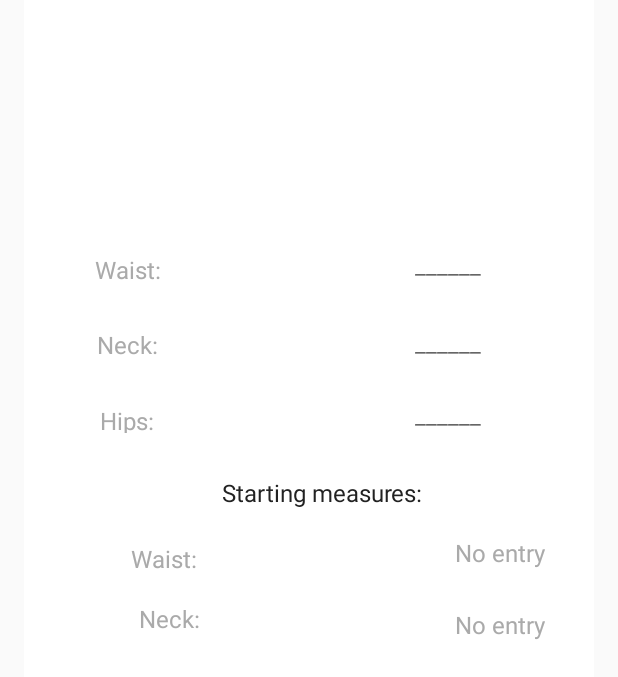
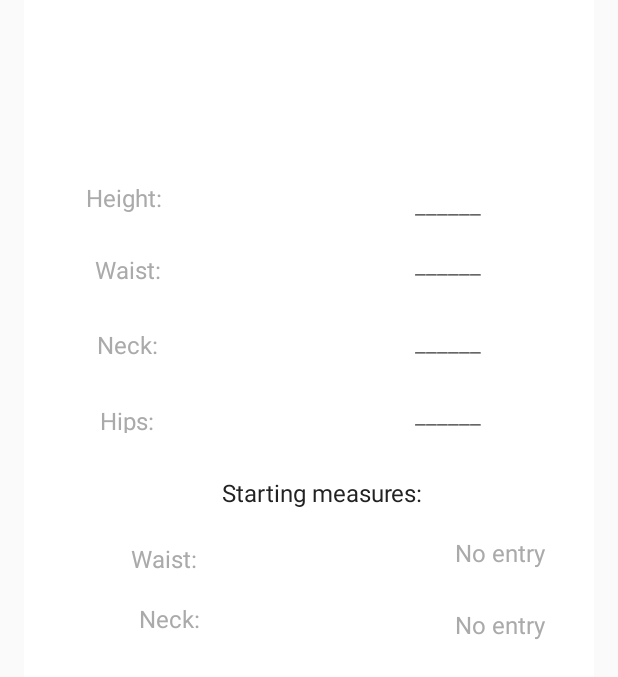
Before and after one commit to AIR-FOI-HR/AIR1918, an Android app: the MainActivity screen opened directly, with no data from a screen before it, after a tap on "ADD NEW MEASUREMENTS", on a phone screen of 412 x 824 dp, the part 84-761 px from its top. Run offline under Robolectric (Android 15) with nearby library versions, the phone set to English and light mode, and no system bars; our stand-ins replace ButterKnife; libraries missing offline, so code that uses them is left out: com.github.mikephil.charting, de.codecrafters.tableview; 1 statement that could not run was skipped.

Commit message:
Pocisti kod

```diff
--- a/2Fit4U/app/src/main/java/hr/foi/a2fit4u/MainActivity.java
+++ b/2Fit4U/app/src/main/java/hr/foi/a2fit4u/MainActivity.java
@@ -106,70 +106,15 @@ public class MainActivity extends AppCompatActivity implements NavigationView.On
     {
         DataPresenterManager dataPresenterManager = DataPresenterManager.getInstance();
         dataPresenterManager.setDrawerDependencies(this, navigationView, drawerLayout, R.id.dynamic_group);
-        dataPresenterManager.startMainModule();
+
     }
 
-    // mozda nepotrebno, za settingse
-    /*@Override
-    public boolean onCreateOptionsMenu(Menu menu) {
-        MenuInflater inflater = getMenuInflater();
-        inflater.inflate(R.menu.main_menu, menu);
-        return super.onCreateOptionsMenu(menu);
-    }
 
-     @Override
-    public boolean onOptionsItemSelected(@NonNull MenuItem item) {
-        switch (item.getItemId())
-        {
-            case R.id.preferences:
-                Intent intent = new Intent(
-                                this,
-                                SettingsActivity.class);
-                this.startActivity(intent);
-                break;
-        }
-        return super.onOptionsItemSelected(item);
-    }
-
-    @Override
-    public void onSharedPreferenceChanged(SharedPreferences sharedPreferences, String key) {
-        switch (key) {
-            case "language":
-                util.setLanguage(this);
-                this.recreate();
-                break;
-        }
-    }
-
-    */
 
     @Override
     public boolean onNavigationItemSelected(@NonNull MenuItem menuItem) {
 
-        //staro
-        /*
-        drawerLayout.closeDrawer(GravityCompat.START);
-        if(menuItem.getItemId() == R.id.home)
-        {
-            /*fragmentManager = getSupportFragmentManager();
-            fragmentTransaction = fragmentManager.beginTransaction();
-            fragmentTransaction.replace(R.id.container_fragment, new MainFragment());
 
-            fragmentTransaction.commit(); /
-
-            Intent intent = new Intent(this,TableActivity.class);
-            startActivity(intent);
-        }
-        if(menuItem.getItemId() == R.id.settings)
-        {
-            /*fragmentManager = getSupportFragmentManager();
-            fragmentTransaction = fragmentManager.beginTransaction();
-            fragmentTransaction.replace(R.id.container_fragment, new FragmentSecond());
-
-            fragmentTransaction.commit(); /
-            Intent intent = new Intent(this,GraphActivity.class);
-            startActivity(intent);
-        }*/
 
 
         //novo
@@ -223,17 +168,6 @@ public class MainActivity extends AppCompatActivity implements NavigationView.On
         return true;
     }
 
-    /*@Override
-    public void onButtonSelected() {
-        /*fragmentManager = getSupportFragmentManager();
-        fragmentTransaction = fragmentManager.beginTransaction();
-        fragmentTransaction.replace(R.id.container_fragment, new FragmentSecond());
-
-        fragmentTransaction.commit(); /
-
-        Intent intent = new Intent(this,NFCActivity.class);
-        startActivity(intent);
-    }*/
 
     @Override
     public void onBackPressed() {
--- a/2Fit4U/app/src/main/java/hr/foi/a2fit4u/managers/DataPresenterManager.java
+++ b/2Fit4U/app/src/main/java/hr/foi/a2fit4u/managers/DataPresenterManager.java
@@ -69,13 +69,6 @@ public class DataPresenterManager {
                 .setCheckable(true);
     }
 
-    public void startMainModule()
-    {
-        //DataPresenter mainModule = modules != null ? modules.get(0) : null;
-        //if (mainModule != null)
-        //   startModule(mainModule);
-    }
-
     private void startModule(DataPresenter module)
     {
         FragmentManager fragmentManager = activity.getSupportFragmentManager();
--- a/2Fit4U/app/src/main/java/hr/foi/a2fit4u/measurements/MeasurementsFragment.java
+++ b/2Fit4U/app/src/main/java/hr/foi/a2fit4u/measurements/MeasurementsFragment.java
@@ -36,6 +36,7 @@ public class MeasurementsFragment extends Fragment {
     private EditText inputHip;
     private EditText inputNeck;
     private EditText inputWaist;
+    private EditText inputHeight;
 
     private TextView textViewStartingNeck;
     private TextView textViewStartingWaist;
@@ -51,6 +52,7 @@ public class MeasurementsFragment extends Fragment {
         inputNeck = view.findViewById(R.id.measurements_current_neck);
         inputHip = view.findViewById(R.id.measurements_current_hip);
         inputWaist = view.findViewById(R.id.measurements_current_waist);
+        inputHeight = view.findViewById(R.id.measurements_current_height);
 
         textViewStartingHip = view.findViewById(R.id.measurements_starting_hip);
         textViewStartingNeck = view.findViewById(R.id.measurements_starting_neck);
@@ -115,9 +117,16 @@ public class MeasurementsFragment extends Fragment {
             addNewEntry(waistEntryValue, Constants.DATA_TYPE_WAIST);
         }
 
+        if(!inputHeight.getText().toString().isEmpty())
+        {
+            float heightEntryValue = Float.parseFloat(inputHeight.getText().toString());
+            addNewEntry(heightEntryValue, Constants.DATA_TYPE_HEIGHT);
+        }
+
         inputHip.getText().clear();
         inputWaist.getText().clear();
         inputNeck.getText().clear();
+        inputHeight.getText().clear();
 
         Toast.makeText(v.getContext(),R.string.measurements_toast_entry,Toast.LENGTH_SHORT);
     }
--- a/2Fit4U/app/src/main/res/layout/drawer_header.xml
+++ b/2Fit4U/app/src/main/res/layout/drawer_header.xml
@@ -6,14 +6,13 @@
     android:layout_height="150dp"
     android:orientation="vertical">
 
-    <TextView
-        android:id="@+id/textView"
-        android:layout_width="wrap_content"
-        android:layout_height="wrap_content"
-        android:layout_marginTop="68dp"
-        android:text="Drawer Header"
+
+    <ImageView
+        android:id="@+id/imageView3"
+        android:layout_width="398dp"
+        android:layout_height="211dp"
         app:layout_constraintEnd_toEndOf="parent"
-        app:layout_constraintHorizontal_bias="0.498"
         app:layout_constraintStart_toStartOf="parent"
-        app:layout_constraintTop_toTopOf="parent" />
+        app:layout_constraintTop_toTopOf="parent"
+        app:srcCompat="@drawable/img" />
 </androidx.constraintlayout.widget.ConstraintLayout>
--- a/2Fit4U/app/src/main/res/layout/fragment_measurements.xml
+++ b/2Fit4U/app/src/main/res/layout/fragment_measurements.xml
@@ -25,7 +25,7 @@
         android:layout_width="180dp"
         android:layout_height="40dp"
         android:layout_marginStart="192dp"
-        android:layout_marginTop="96dp"
+        android:layout_marginTop="44dp"
         android:layout_marginEnd="200dp"
         android:background="#2b73e1"
         android:gravity="center"
@@ -34,7 +34,7 @@
         android:textColor="#fff"
         android:textSize="16dp"
         app:layout_constraintEnd_toEndOf="parent"
-        app:layout_constraintHorizontal_bias="0.552"
+        app:layout_constraintHorizontal_bias="0.546"
         app:layout_constraintStart_toStartOf="parent"
         app:layout_constraintTop_toTopOf="parent" />
 
@@ -82,6 +82,22 @@
         android:textSize="16dp"
         app:layout_constraintEnd_toEndOf="parent"
         app:layout_constraintHorizontal_bias="0.007"
+        app:layout_constraintStart_toStartOf="parent"
+        app:layout_constraintTop_toTopOf="parent" />
+
+    <TextView
+        android:id="@+id/waist2"
+        android:layout_width="133dp"
+        android:layout_height="47dp"
+        android:layout_marginTop="108dp"
+        android:background="#fff"
+        android:gravity="center"
+        android:padding="9dp"
+        android:text="Height:"
+        android:textColor="#aaa"
+        android:textSize="16dp"
+        app:layout_constraintEnd_toEndOf="parent"
+        app:layout_constraintHorizontal_bias="0.0"
         app:layout_constraintStart_toStartOf="parent"
         app:layout_constraintTop_toTopOf="parent" />
 
@@ -223,6 +239,25 @@
         app:layout_constraintStart_toStartOf="parent"
         app:layout_constraintTop_toTopOf="parent" />
 
+    <EditText
+        android:id="@+id/measurements_current_height"
+        android:layout_width="wrap_content"
+        android:layout_height="wrap_content"
+        android:layout_marginTop="116dp"
+        android:background="#fff"
+        android:gravity="center"
+        android:hint="______"
+        android:imeOptions="actionNext"
+        android:inputType="numberDecimal"
+        android:nextFocusDown="@id/measurements_current_waist"
+        android:padding="9dp"
+        android:textColor="#aaa"
+        android:textSize="16dp"
+        app:layout_constraintEnd_toEndOf="parent"
+        app:layout_constraintHorizontal_bias="0.791"
+        app:layout_constraintStart_toStartOf="parent"
+        app:layout_constraintTop_toTopOf="parent" />
+
     <TextView
         android:id="@+id/STARTbodyFat"
         android:layout_width="134dp"
--- a/2Fit4U/app/src/main/res/layout/fragment_profile.xml
+++ b/2Fit4U/app/src/main/res/layout/fragment_profile.xml
@@ -94,6 +94,7 @@
         android:gravity="center"
         android:padding="9dp"
         android:text="GOAL WEIGHT:"
+        android:visibility="invisible"
         android:textColor="#222"
         android:textSize="16dp"
         app:layout_constraintEnd_toEndOf="parent"
@@ -124,6 +125,7 @@
         android:layout_marginTop="420dp"
         android:background="#fff"
         android:gravity="center"
+        android:visibility="invisible"
         android:padding="9dp"
         android:text="_____KG"
         android:textColor="#222"
--- a/2Fit4U/core/src/main/java/com/example/core/managers/AccountManager.java
+++ b/2Fit4U/core/src/main/java/com/example/core/managers/AccountManager.java
@@ -39,12 +39,6 @@ public class AccountManager {
         }
     }
 
-    //TODO
-    // sendPassword
-    public void sendPassword()
-    {
-
-    }
 
     public boolean checkFirstTimeUser()
     {
--- a/2Fit4U/core/src/main/java/com/example/core/managers/DataManager.java
+++ b/2Fit4U/core/src/main/java/com/example/core/managers/DataManager.java
@@ -32,24 +32,5 @@ public class DataManager {
         module.setNeckData(DBManager.getInstance().getNeckData());
     }
 
-    public void syncData()
-    {
-        //TODO
-        // s accoumtManager azuriraj spremljene podatke iz DBManager
-        /*DataLoader dataLoader = DataLoaderFactory.getDataLoader();
-        dataLoader.loadData(new DataLoadedListener() {
-            @Override
-            public void onDataLoaded(List<Store> stores, List<Discount> discounts) {
-                //sync local database data
-                DAO dao = database.getDAO();
-                dao.deleteStores();
-                dao.deleteDiscounts();
 
-                for(Store s: stores)
-                    dao.insertStores(s);
-                for(Discount d: discounts)
-                    dao.insertDiscounts(d);
-            }
-        });*/
-    }
 }
```
